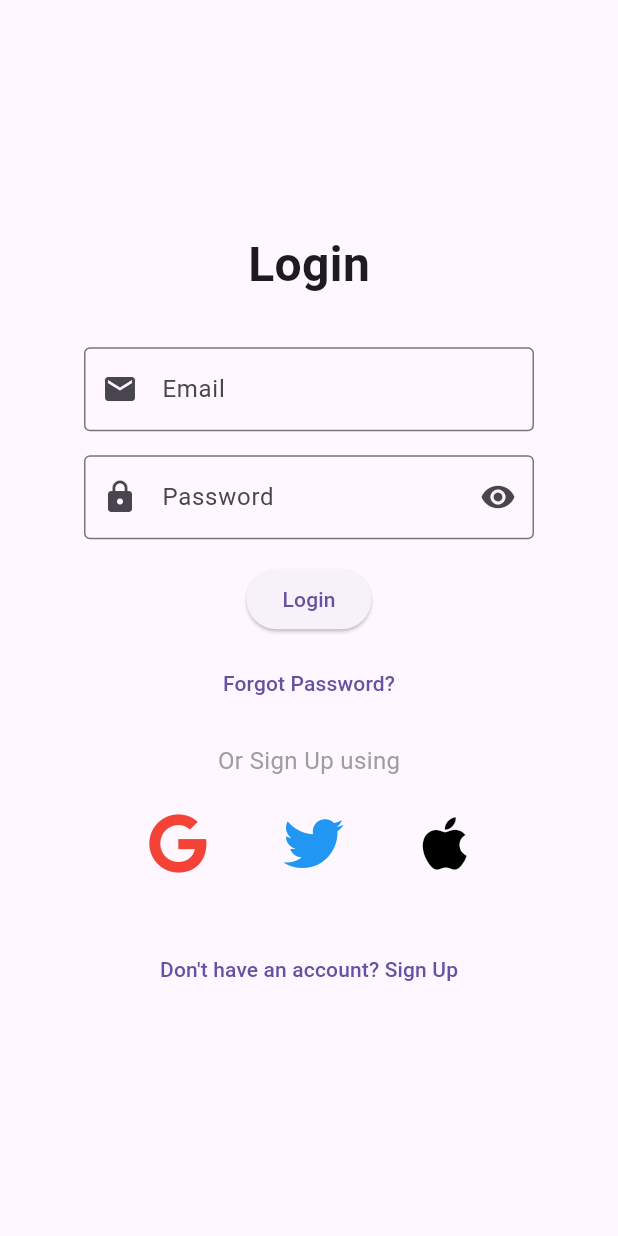
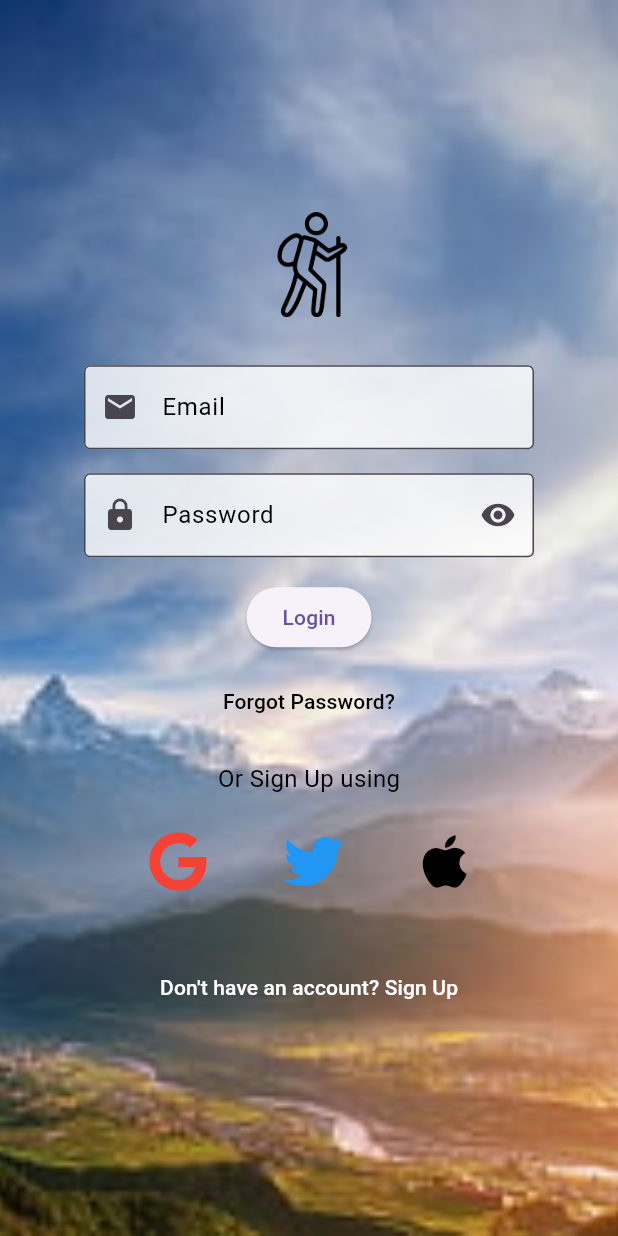
Before and after one commit to ST60002CEM/batch32b-Anishz77, a Flutter app: the LoginPage screen opened directly, on a phone screen of 412 x 824 dp. Run offline on Flutter 3.47's test engine with Material 3 defaults, Android fonts, the phone set to English and light mode, and no system bars; our stand-ins replace font_awesome_flutter.

Commit message:
bg image added on login

```diff
--- a/lib/screen/login_screen.dart
+++ b/lib/screen/login_screen.dart
@@ -1,23 +1,6 @@
 import 'package:flutter/material.dart';
 import 'package:font_awesome_flutter/font_awesome_flutter.dart';
 import 'package:trailtrekker_app/screen/signup_screen.dart';
-
-void main() {
-  runApp(MyApp());
-}
-
-class MyApp extends StatelessWidget {
-  @override
-  Widget build(BuildContext context) {
-    return MaterialApp(
-      title: 'Flutter Login Page',
-      theme: ThemeData(
-        primarySwatch: Colors.blue,
-      ),
-      home: LoginPage(),
-    );
-  }
-}
 
 class LoginPage extends StatefulWidget {
   @override
@@ -68,15 +51,22 @@ class _LoginPageState extends State<LoginPage> {
   void _signUp() {
     Navigator.push(
       context,
-              MaterialPageRoute(builder: (context) =>SignUpScreen()),);
-
+      MaterialPageRoute(builder: (context) => SignUpScreen()),
+    );
     // Handle sign up logic here
   }
 
   @override
   Widget build(BuildContext context) {
     return Scaffold(
-      body: Center(
+      body: Stack(
+        fit: StackFit.expand,
+        children: [
+          Image.asset(
+            'assets/image/sign.jpg',
+            fit: BoxFit.cover,
+          ),
+          Center(
             child: SingleChildScrollView(
               padding: const EdgeInsets.all(16.0),
               child: SizedBox(
@@ -85,12 +75,9 @@ class _LoginPageState extends State<LoginPage> {
                   mainAxisAlignment: MainAxisAlignment.center,
                   mainAxisSize: MainAxisSize.min,
                   children: <Widget>[
-                Text(
-                  'Login',
-                  style: TextStyle(
-                    fontSize: 32,
-                    fontWeight: FontWeight.bold,
-                  ),
+                    Image.asset(
+                      'assets/image/trekking.webp',
+                      height: 70, // Adjust the height as needed
                     ),
                     SizedBox(height: 32.0),
                     Form(
@@ -103,6 +90,9 @@ class _LoginPageState extends State<LoginPage> {
                               labelText: 'Email',
                               border: OutlineInputBorder(),
                               prefixIcon: Icon(Icons.email),
+                              labelStyle: TextStyle(color: Colors.black),
+                              filled: true,
+                              fillColor: Colors.white.withOpacity(0.8),
                             ),
                             validator: (value) {
                               if (value == null || value.isEmpty) {
@@ -137,6 +127,9 @@ class _LoginPageState extends State<LoginPage> {
                                   });
                                 },
                               ),
+                              labelStyle: TextStyle(color: Colors.black),
+                              filled: true,
+                              fillColor: Colors.white.withOpacity(0.8),
                             ),
                             obscureText: _obscurePassword,
                             validator: (value) {
@@ -161,7 +154,10 @@ class _LoginPageState extends State<LoginPage> {
                           SizedBox(height: 8.0),
                           TextButton(
                             onPressed: _forgotPassword,
-                        child: Text('Forgot Password?'),
+                            child: Text(
+                              'Forgot Password?',
+                              style: TextStyle(color: Colors.black),
+                            ),
                           ),
                         ],
                       ),
@@ -169,7 +165,7 @@ class _LoginPageState extends State<LoginPage> {
                     SizedBox(height: 16.0),
                     Text(
                       'Or Sign Up using',
-                  style: TextStyle(fontSize: 16, color: Colors.grey),
+                      style: TextStyle(fontSize: 16, color: Colors.black),
                     ),
                     SizedBox(height: 16.0),
                     Row(
@@ -195,12 +191,17 @@ class _LoginPageState extends State<LoginPage> {
                     SizedBox(height: 32.0),
                     TextButton(
                       onPressed: _signUp,
-                  child: Text('Don\'t have an account? Sign Up'),
+                      child: Text(
+                        'Don\'t have an account? Sign Up',
+                        style: TextStyle(color: Colors.white),
+                      ),
                     ),
                   ],
                 ),
               ),
             ),
+          ),
+        ],
       ),
     );
   }
--- a/lib/screen/signup_screen.dart
+++ b/lib/screen/signup_screen.dart
@@ -9,7 +9,7 @@ class SignUpScreen extends StatelessWidget {
         fit: StackFit.expand,
         children: [
           Image.asset(
-            'assets/image/login.webp',
+            'assets/image/bg.jpg',
             fit: BoxFit.cover,
           ),
           Center(
@@ -25,7 +25,7 @@ class SignUpScreen extends StatelessWidget {
                     style: TextStyle(
                       fontSize: 28,
                       fontWeight: FontWeight.bold,
-                      color: Colors.black, // Set text color to white for better visibility
+                      color: Colors.white, // Set text color to white for better visibility
                     ),
                   ),
                   SizedBox(height: 16.0),
@@ -43,7 +43,7 @@ class SignUpScreen extends StatelessWidget {
                       textAlign: TextAlign.center,
                       style: TextStyle(
                         fontSize: 16,
-                        color: Colors.black, // Set text color to white for better visibility
+                        color: Colors.white, // Set text color to white for better visibility
                       ),
                     ),
                   ),
```
Also changed, not shown: assets/image/bg.jpg (added). Lines whose indentation alone changed are shown as unchanged.
